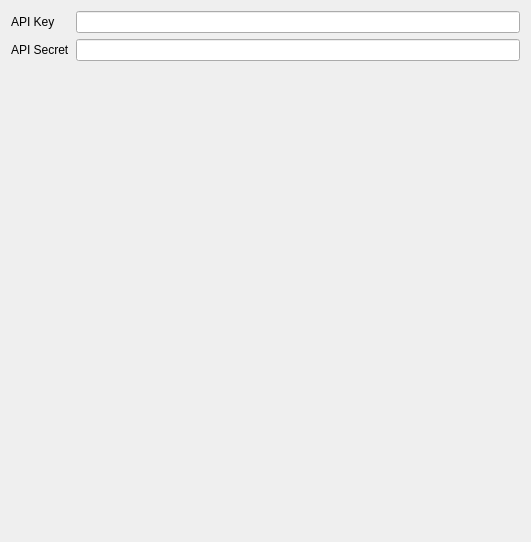
The window that FlickrPlugin/plugin/flickrsettings.ui (Joensw/RCAIT) describes before a commit, drawn with Qt 5.
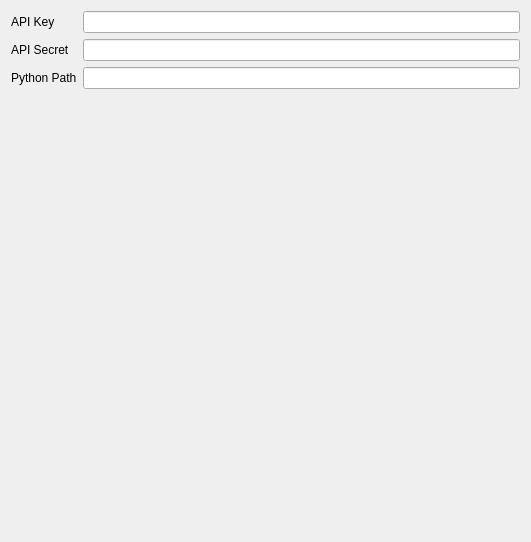
The same window after the commit.

Patch:
```diff
--- a/FlickrPlugin/plugin/flickrsettings.ui
+++ b/FlickrPlugin/plugin/flickrsettings.ui
@@ -36,6 +36,16 @@
      <item row="1" column="1">
       <widget class="QLineEdit" name="lineEdit_ApiSecret"/>
      </item>
+     <item row="2" column="0">
+      <widget class="QLabel" name="label_3">
+       <property name="text">
+        <string>Python Path</string>
+       </property>
+      </widget>
+     </item>
+     <item row="2" column="1">
+      <widget class="QLineEdit" name="lineEdit_PythonPath"/>
+     </item>
     </layout>
    </item>
   </layout>
```
